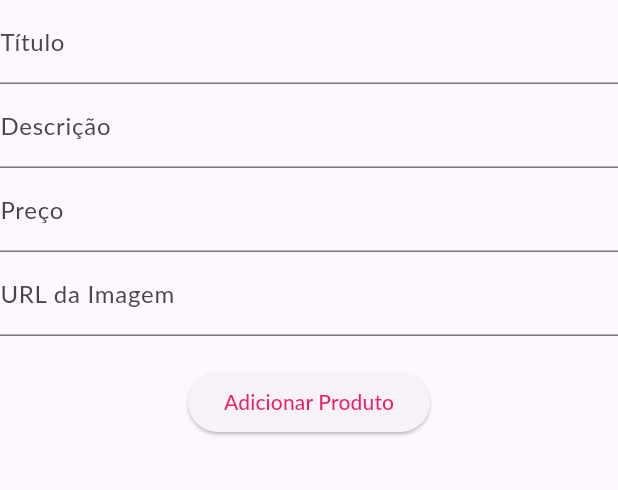
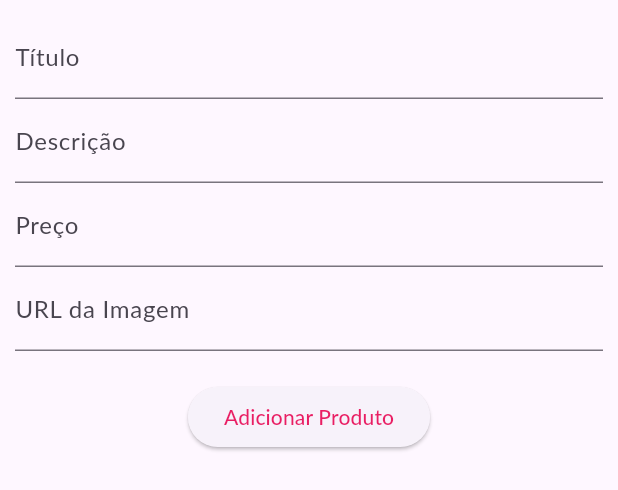
Before and after one commit to Albert1616/DEV-MOBILE, a Flutter app: the FormProduct widget shown alone on an empty page, opened directly with empty values, after a tap on "Adicionar Produto", on a phone screen of 412 x 824 dp. Shown: the top 490 px of the screen. Run offline on Flutter 3.47's test engine with Material 3 defaults, Android fonts, the light colour scheme and no system bars; our stand-ins replace flutter_mobx, mobx; missing offline and left inert: dart:ffi; generated files the repository leaves out were written again; network calls fail; Roboto replaces fonts that are missing (Lato).

Commit message:
feat: edição de produtos e persistencia no firebase; warning:erro para recuperar produtos na página home

```diff
--- a/lib/components/form_product.dart
+++ b/lib/components/form_product.dart
@@ -3,8 +3,9 @@ import 'package:flutter/material.dart';
 import 'package:f05_eshop/model/product.dart'; // Importe o modelo Product
 
 class FormProduct extends StatefulWidget {
-  Function(Product produto) onSubmit;
-  FormProduct({required this.onSubmit});
+  Function(Product produto, String? newId) onSubmit;
+  Product? produto;
+  FormProduct({required this.onSubmit,this.produto});
 
   @override
   _FormProductState createState() => _FormProductState();
@@ -16,10 +17,19 @@ class _FormProductState extends State<FormProduct> {
   final TextEditingController _priceController = TextEditingController();
   final TextEditingController _imageUrlController = TextEditingController();
 
+  void initState(){
+    super.initState();
+    if(widget.produto!=null){
+      _titleController.text = widget.produto!.title;
+      _descriptionController.text = widget.produto!.description;
+      _imageUrlController.text = widget.produto!.imageUrl;
+      _priceController.text = widget.produto!.price.toString();
+    }
+  }
+
   void _submitForm(BuildContext context) {
-    // Criar uma instância de Product com os dados do formulário
     Product newProduct = Product(
-        id: 'qwe', // Exemplo de ID baseado no tempo
+        id: 'qwe',
         title: _titleController.text,
         description: _descriptionController.text,
         price: double.parse(_priceController.text),
@@ -31,19 +41,26 @@ class _FormProductState extends State<FormProduct> {
     _priceController.clear();
     _imageUrlController.clear();
 
-    widget.onSubmit(newProduct);
-
-    // Exemplo de feedback ao usuário após a submissão
+    if(widget.produto != null){
+      widget.onSubmit(newProduct, widget.produto!.id);
+      ScaffoldMessenger.of(context).showSnackBar(
+        SnackBar(content: Text("Produto atualizado com sucesso!"))
+      );
+    }else{
+      String? newId = null;
+      widget.onSubmit(newProduct,newId);
       ScaffoldMessenger.of(context).showSnackBar(
         SnackBar(content: Text('Produto adicionado com sucesso!')),
       );
-
+    }
     Navigator.pop(context);
   }
 
   @override
   Widget build(BuildContext context) {
-    return Column(
+    return Padding(
+      padding: EdgeInsets.all(10),
+      child: Column(
         children: [
           TextField(
             controller: _titleController,
@@ -67,15 +84,15 @@ class _FormProductState extends State<FormProduct> {
             onPressed: () {
               _submitForm(context);
             },
-          child: Text('Adicionar Produto'),
+            child: widget.produto!=null? Text("Atualizar produto") : Text('Adicionar Produto'),
           ),
         ],
+      ),
     );
   }
 
   @override
   void dispose() {
-    // Limpar os controladores quando o widget for descartado
     _titleController.dispose();
     _descriptionController.dispose();
     _priceController.dispose();
--- a/lib/controller/produto_controller.dart
+++ b/lib/controller/produto_controller.dart
@@ -66,9 +66,10 @@ class ProdutoController {
   }
 
   static Future<Product> updateProduct(Product product) async {
+    String id = product.id;
     final response = await http.put(
         Uri.parse(
-            'https://mini-projeto-iv---flutter-default-rtdb.firebaseio.com/Produto'),
+            'https://mini-projeto-iv---flutter-default-rtdb.firebaseio.com/produto/$id.json'),
         headers: <String, String>{
           'Content-Type': 'application/json; charset=UTF-8',
         },
--- a/lib/model/product.dart
+++ b/lib/model/product.dart
@@ -1,7 +1,7 @@
 import 'package:flutter/cupertino.dart';
 
 class Product with ChangeNotifier {
-  final String id;
+  String id;
   final String title;
   final String description;
   final double price;
```
Also changed, not shown: lib/components/product_grid.dart (+27 -12 lines), lib/components/product_item.dart (+17 -15 lines), lib/pages/products.dart (+48 -9 lines), lib/controller/pedido_controller.dart (deleted). Lines whose indentation alone changed are shown as unchanged.
